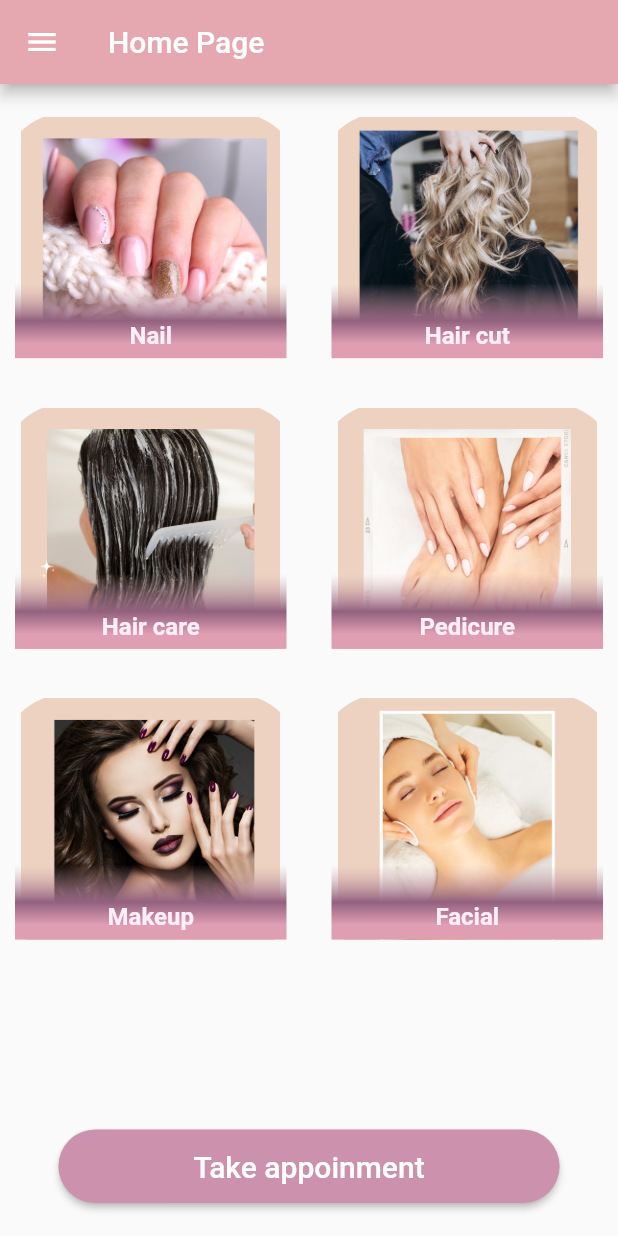
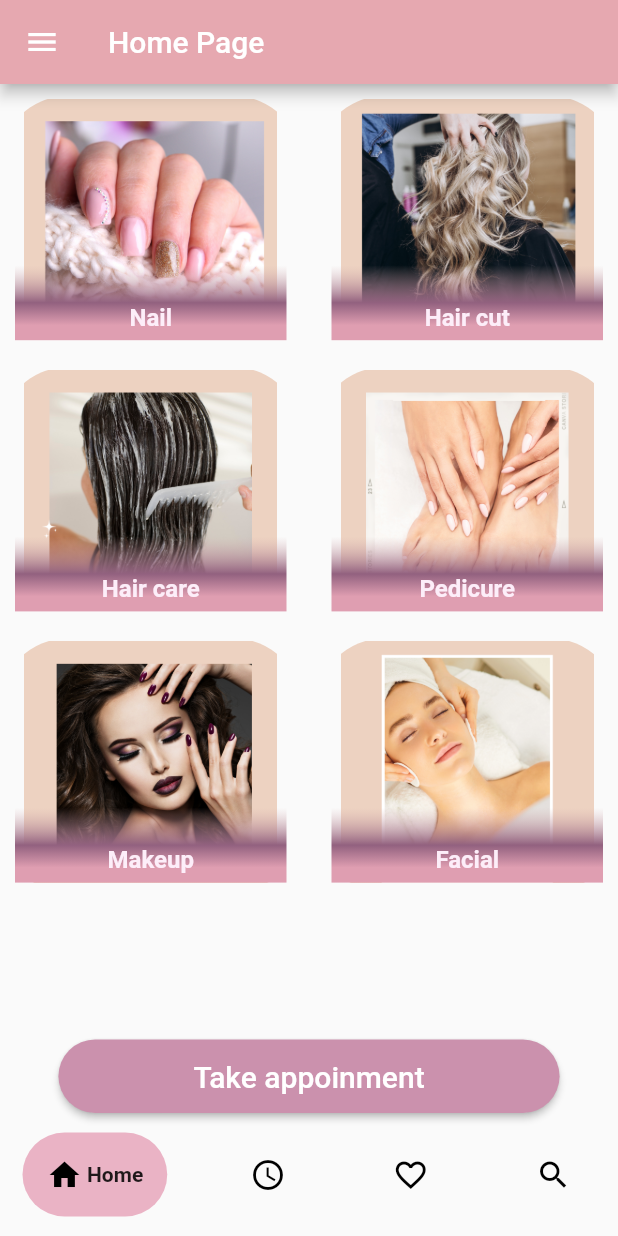
Before and after one commit to AlaaShaheen2/appointment_app, a Flutter app: the screen it shows after launch, on a phone screen of 412 x 824 dp. Run offline on Flutter 3.47's test engine with Material 2 defaults, Android fonts, the phone set to English and light mode, and no system bars; drawn by our look-alikes of google_nav_bar; our stand-ins replace firebase_auth, firebase_core, flutter_svg, modal_progress_hud_nsn; accounts and stored records are empty.

Commit message:
added bottom navbar

```diff
--- /dev/null
+++ b/lib/helper/bottom_navbar_home.dart
@@ -0,0 +1,32 @@
+import 'package:flutter/material.dart';
+import 'package:google_nav_bar/google_nav_bar.dart';
+
+class BottomNavBar extends StatelessWidget {
+  const BottomNavBar({super.key});
+
+  @override
+  Widget build(BuildContext context) {
+    return Padding(
+      padding: const EdgeInsets.symmetric(horizontal: 15, vertical: 13),
+      child: GNav(
+          gap: 3,
+          tabBackgroundColor: Color.fromARGB(255, 234, 179, 197),
+          padding: EdgeInsets.all(16),
+          tabs: [
+            GButton(
+              icon: Icons.home,
+              text: 'Home',
+            ),
+            GButton(
+              icon: Icons.schedule,
+              text: 'Appointment',
+            ),
+            GButton(icon: Icons.favorite_border, text: 'Liks'),
+            GButton(
+              icon: Icons.search,
+              text: 'Search',
+            ),
+          ]),
+    );
+  }
+}
--- a/lib/pages/home_page.dart
+++ b/lib/pages/home_page.dart
@@ -1,7 +1,9 @@
 import 'package:appointment_app/widgets/constant.dart';
 import 'package:appointment_app/widgets/custom_button.dart';
 import 'package:flutter/material.dart';
+import 'package:google_nav_bar/google_nav_bar.dart';
 
+import '../helper/bottom_navbar_home.dart';
 import '../widgets/grid_view_services.dart';
 
 class HomePage extends StatelessWidget {
@@ -13,7 +15,7 @@ class HomePage extends StatelessWidget {
   Widget build(BuildContext context) {
     return Scaffold(
       body: Padding(
-        padding: EdgeInsets.only(top: 22, bottom: 22),
+        padding: EdgeInsets.only(top: 10),
         child: Column(
           children: [
             Flexible(
@@ -82,6 +84,7 @@ class HomePage extends StatelessWidget {
         title: Text('Home Page'),
         backgroundColor: appBarColor,
       ),
+      bottomNavigationBar: BottomNavBar(),
     );
   }
 }
--- a/lib/widgets/custom_button.dart
+++ b/lib/widgets/custom_button.dart
@@ -29,4 +29,5 @@ class CustomButton extends StatelessWidget {
       ),
     );
   }
+
 }
--- a/lib/widgets/grid_view_services.dart
+++ b/lib/widgets/grid_view_services.dart
@@ -13,7 +13,7 @@ class ServicesGridView extends StatelessWidget {
             crossAxisCount: 2,
             childAspectRatio: 2.5 / 2,
             crossAxisSpacing: 10,
-            mainAxisSpacing: 33),
+            mainAxisSpacing: 20),
         itemCount: items.length,
         itemBuilder: (BuildContext context, int index) {
           return GestureDetector(
@@ -21,8 +21,8 @@ class ServicesGridView extends StatelessWidget {
             child: GridTile(
               child: Stack(children: [
                 Positioned(
-                  top: -3,
-                  bottom: -9,
+                  top: -2,
+                  bottom: -6,
                   right: 0,
                   left: 0,
                   child: ClipRRect(
--- a/pubspec.yaml
+++ b/pubspec.yaml
@@ -38,6 +38,7 @@ dependencies:
   firebase_auth: ^4.6.1
   modal_progress_hud_nsn: ^0.4.0
   flutter_svg: ^2.0.6
+  google_nav_bar: ^5.0.6
 
 dev_dependencies:
   flutter_test:
```
Also changed, not shown: pubspec.lock.
